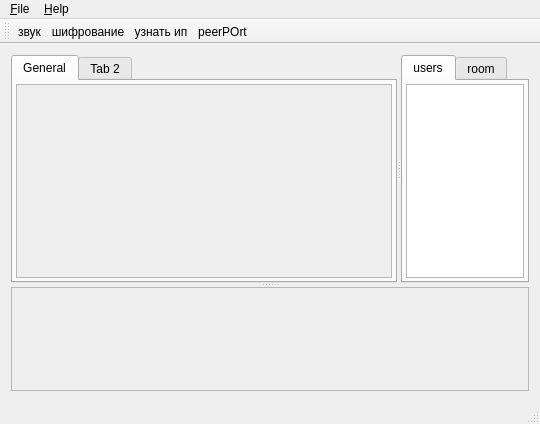
Above: mainwindow.ui from mefest/qChat_client before the change. Below: the same form after it.
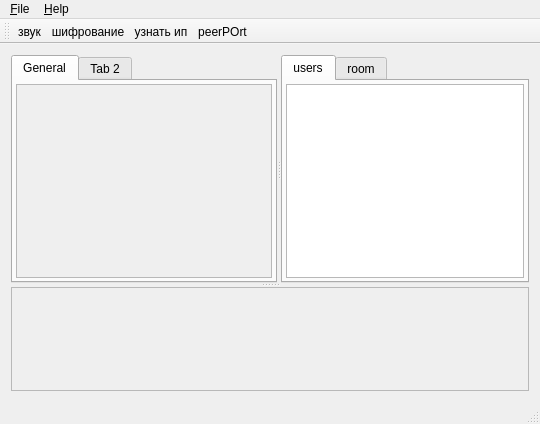
That is the form after the change. Icons and pictures are not drawn. Custom widgets are drawn as their Qt base class.

Diff of the .ui file:
```diff
--- a/mainwindow.ui
+++ b/mainwindow.ui
@@ -47,39 +47,9 @@
         <enum>Qt::Horizontal</enum>
        </property>
        <widget class="QTabWidget" name="tabWidget">
-        <property name="enabled">
-         <bool>true</bool>
-        </property>
-        <property name="sizePolicy">
-         <sizepolicy hsizetype="Expanding" vsizetype="Expanding">
-          <horstretch>3</horstretch>
-          <verstretch>3</verstretch>
-         </sizepolicy>
-        </property>
-        <property name="autoFillBackground">
-         <bool>false</bool>
-        </property>
-        <property name="tabPosition">
-         <enum>QTabWidget::North</enum>
-        </property>
-        <property name="tabShape">
-         <enum>QTabWidget::Rounded</enum>
-        </property>
         <property name="currentIndex">
          <number>0</number>
         </property>
-        <property name="elideMode">
-         <enum>Qt::ElideNone</enum>
-        </property>
-        <property name="documentMode">
-         <bool>false</bool>
-        </property>
-        <property name="tabsClosable">
-         <bool>false</bool>
-        </property>
-        <property name="movable">
-         <bool>false</bool>
-        </property>
         <widget class="QWidget" name="wd_out">
          <property name="enabled">
           <bool>false</bool>
@@ -120,9 +90,6 @@
               <verstretch>2</verstretch>
              </sizepolicy>
             </property>
-            <property name="autoFillBackground">
-             <bool>false</bool>
-            </property>
             <property name="readOnly">
              <bool>true</bool>
             </property>
@@ -130,7 +97,7 @@
              <string>&lt;!DOCTYPE HTML PUBLIC &quot;-//W3C//DTD HTML 4.0//EN&quot; &quot;http://www.w3.org/TR/REC-html40/strict.dtd&quot;&gt;
 &lt;html&gt;&lt;head&gt;&lt;meta name=&quot;qrichtext&quot; content=&quot;1&quot; /&gt;&lt;style type=&quot;text/css&quot;&gt;
 p, li { white-space: pre-wrap; }
-&lt;/style&gt;&lt;/head&gt;&lt;body style=&quot; font-family:'Ubuntu'; font-size:11pt; font-weight:400; font-style:normal;&quot;&gt;
+&lt;/style&gt;&lt;/head&gt;&lt;body style=&quot; font-family:'Oxygen-Sans Sans-Book'; font-size:10pt; font-weight:400; font-style:normal;&quot;&gt;
 &lt;p style=&quot;-qt-paragraph-type:empty; margin-top:0px; margin-bottom:0px; margin-left:0px; margin-right:0px; -qt-block-indent:0; text-indent:0px; font-family:'Sans Serif'; font-size:9pt;&quot;&gt;&lt;br /&gt;&lt;/p&gt;&lt;/body&gt;&lt;/html&gt;</string>
             </property>
             <property name="overwriteMode">
```
Left out of the diff: 4 changed lines with no effect on the pictures.
